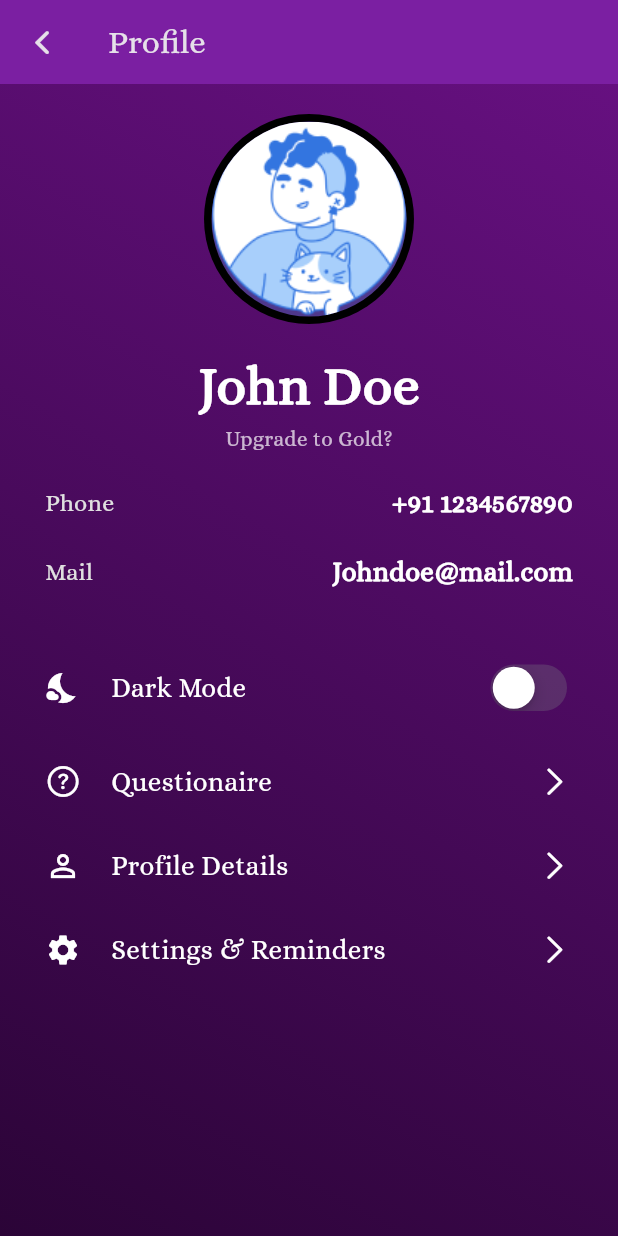
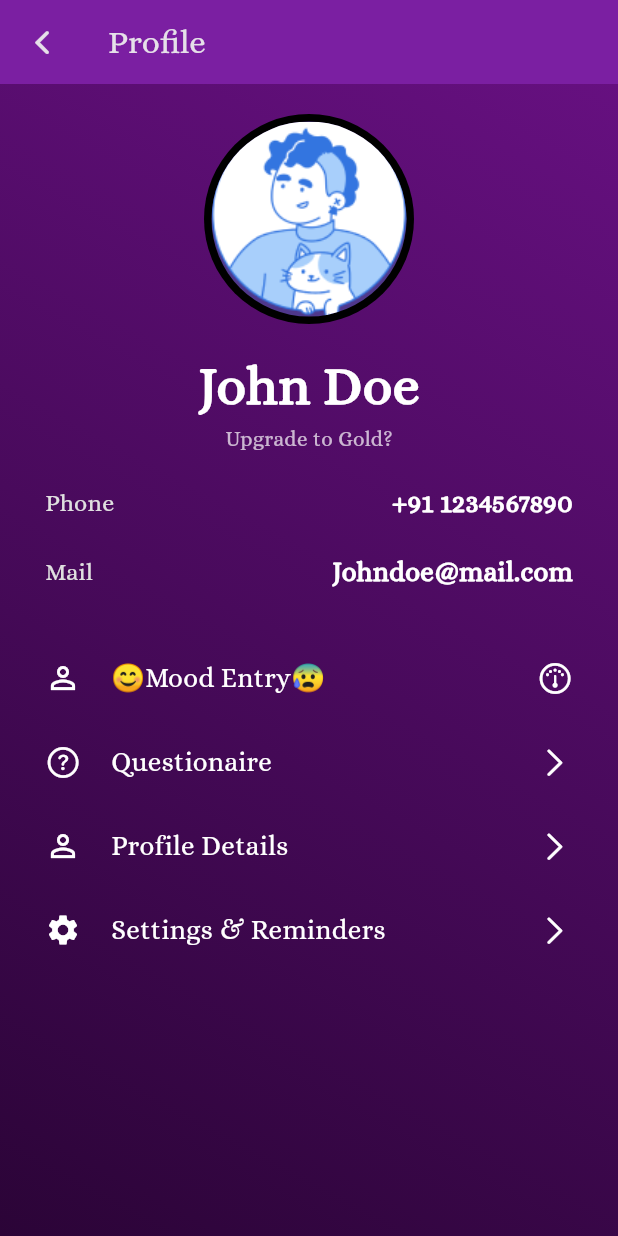
Before and after one commit to Asmika-Panchal/SoulSpace-main, a Flutter app: the ProfileScreen screen opened directly, on a phone screen of 412 x 824 dp. Run offline on Flutter 3.47's test engine with Material 3 defaults, Android fonts, the phone set to English and light mode, and no system bars; missing offline and left inert: gif.

Commit message:
reverted proper changes

```diff
--- a/lib/screens/mood1.dart
+++ b/lib/screens/mood1.dart
@@ -1,5 +1,6 @@
 import 'dart:ui'; // Import for ImageFilter.blur
 
+import 'package:flutter/cupertino.dart';
 import 'package:flutter/material.dart';
 import 'package:soul/screens/mood2.dart';
 
--- a/lib/screens/profile_view.dart
+++ b/lib/screens/profile_view.dart
@@ -130,17 +130,19 @@ class _ProfileScreenState extends State<ProfileScreen> {
               child: ListView(
                 padding: const EdgeInsets.symmetric(horizontal: 30),
                 children: [
-                  buildSettingItem(
-                    icon: Icons.nights_stay,
-                    title: "Dark Mode",
-                    trailing: CupertinoSwitch(
-                      value: isDarkMode,
-                      onChanged: (value) {
-                        setState(() {
-                          isDarkMode = value;
-                        });
-                      },
-                      activeColor: Colors.purple,
+                  InkWell(
+                    onTap: () {
+                      Navigator.push(
+                        context,
+                        MaterialPageRoute(
+                          builder: (context) => const Mood1Screen(),
+                        ),
+                      );
+                    },
+                    child: buildSettingItem(
+                      icon: Icons.person_outline,
+                      title: "😊Mood Entry😰",
+                      trailing: const Icon(CupertinoIcons.gauge),
                     ),
                   ),
                  InkWell(
```
Also changed, not shown: lib/screens/mood2.dart (+27 -19 lines).
